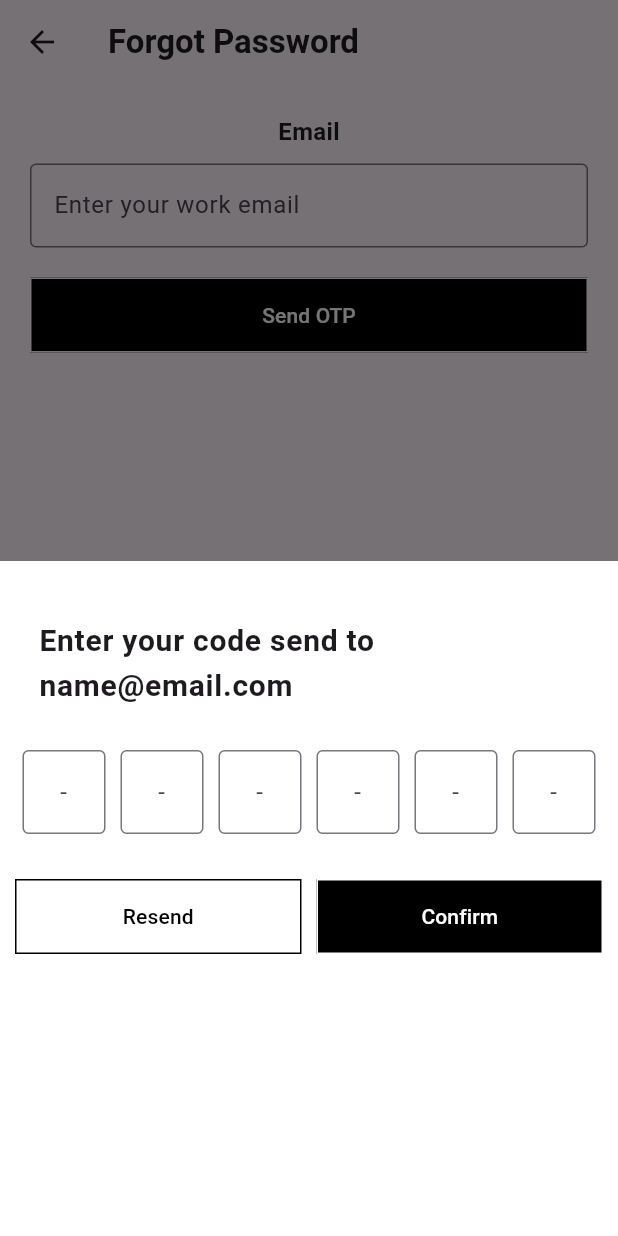
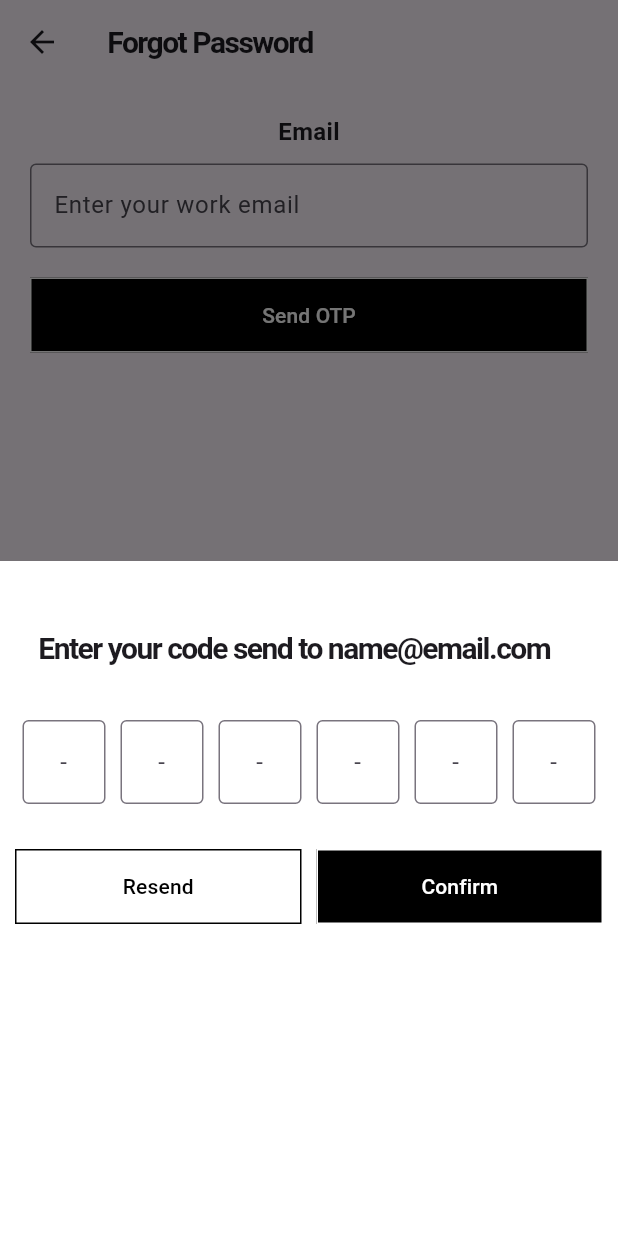
Before and after one commit to raymondtju/letterfly, a Flutter app: the MyWidget screen opened directly, after a tap on "Send OTP", on a phone screen of 412 x 824 dp. Run offline on Flutter 3.47's test engine with Material 3 defaults, Android fonts, the light colour scheme and no system bars; our stand-ins replace flutter_svg; Roboto replaces fonts that are missing (SF).

Commit message:
add components textstylefont.dart

```diff
--- /dev/null
+++ b/lib/components/textstylefont.dart
@@ -0,0 +1,13 @@
+import 'package:flutter/material.dart';
+
+const TextStyle headlineStyle = TextStyle(
+    fontFamily: "SF",
+    letterSpacing: -1,
+    fontWeight: FontWeight.w700,
+    fontSize: 24);
+
+const TextStyle subheadlineStyle = TextStyle(
+    fontFamily: "SF",
+    letterSpacing: -1,
+    fontWeight: FontWeight.w700,
+    fontSize: 20);
--- a/lib/forgotPassword.dart
+++ b/lib/forgotPassword.dart
@@ -1,3 +1,4 @@
+import 'package:Letterfly/components/textstylefont.dart';
 import 'package:flutter/material.dart';
 import 'package:flutter/services.dart';
 
@@ -6,7 +7,7 @@ class ForgotPassword extends StatelessWidget {
 
   @override
   Widget build(BuildContext context) {
-    return MyWidget();
+    return const MyWidget();
   }
 }
 
@@ -18,28 +19,79 @@ class MyWidget extends StatefulWidget {
 }
 
 class _MyWidgetState extends State<MyWidget> {
+  @override
+  Widget build(BuildContext context) {
+    return Scaffold(
+      appBar: AppBar(
+        title: const Row(
+          mainAxisAlignment: MainAxisAlignment.start,
+          children: [
+            Text('Forgot Password', style: subheadlineStyle),
+          ],
+        ),
+      ),
+      body: Padding(
+        padding: const EdgeInsets.all(20),
+        child: Column(
+          children: [
+            const Text(
+              'Email',
+              style: TextStyle(
+                fontWeight: FontWeight.bold,
+                fontSize: 16,
+              ),
+            ),
+            const SizedBox(
+              height: 10,
+            ),
+            const TextField(
+              decoration: InputDecoration(
+                border: OutlineInputBorder(),
+                hintText: 'Enter your work email',
+              ),
+            ),
+            const SizedBox(
+              height: 20,
+            ),
+            OutlinedButton(
+              onPressed: () {
+                _showOTPMenu(context);
+              },
+              style: OutlinedButton.styleFrom(
+                  minimumSize: const Size(double.infinity, 50),
+                  backgroundColor: Colors.black,
+                  shape: const RoundedRectangleBorder(
+                      borderRadius: BorderRadius.zero),
+                  side: const BorderSide(color: Colors.white, width: 1)),
+              child: const Text(
+                'Send OTP',
+                style: TextStyle(color: Colors.white),
+              ),
+            ),
+          ],
+        ),
+      ),
+    );
+  }
+}
+
 void _showOTPMenu(BuildContext context) {
   showModalBottomSheet(
       context: context,
       builder: (BuildContext context) {
         return Container(
           height: 450,
-            decoration: BoxDecoration(color: Colors.white),
+          decoration: const BoxDecoration(color: Colors.white),
           child: Padding(
-              padding: EdgeInsets.all(10),
+            padding: const EdgeInsets.all(10),
             child: Column(
               children: [
-                  Padding(padding: EdgeInsets.only(top: 20)),
-                  ListTile(
-                    title: Text(
-                      'Enter your code send to name@email.com',
-                      style: TextStyle(
-                        fontWeight: FontWeight.bold,
-                        fontSize: 20,
+                const Padding(padding: EdgeInsets.only(top: 20)),
+                const ListTile(
+                  title: Text('Enter your code send to name@email.com',
+                      style: subheadlineStyle),
                 ),
-                    ),
-                  ),
-                  SizedBox(
+                const SizedBox(
                   height: 20,
                 ),
                 Row(
@@ -47,14 +99,14 @@ class _MyWidgetState extends State<MyWidget> {
                     for (int i = 0; i < 6; i++)
                       Expanded(
                         child: Padding(
-                            padding: EdgeInsets.symmetric(horizontal: 5),
+                          padding: const EdgeInsets.symmetric(horizontal: 5),
                           child: TextField(
                             keyboardType: TextInputType.number,
                             inputFormatters: [
                               LengthLimitingTextInputFormatter(1),
                             ],
                             textAlign: TextAlign.center,
-                              decoration: InputDecoration(
+                            decoration: const InputDecoration(
                               border: OutlineInputBorder(),
                               hintText: '-',
                             ),
@@ -63,7 +115,7 @@ class _MyWidgetState extends State<MyWidget> {
                       ),
                   ],
                 ),
-                  SizedBox(
+                const SizedBox(
                   height: 30,
                 ),
                 Row(
@@ -72,34 +124,36 @@ class _MyWidgetState extends State<MyWidget> {
                     Expanded(
                       child: OutlinedButton(
                         onPressed: () {},
-                          child: Text(
+                        style: OutlinedButton.styleFrom(
+                            minimumSize: const Size(300, 50),
+                            backgroundColor: Colors.white,
+                            shape: const RoundedRectangleBorder(
+                                borderRadius: BorderRadius.zero),
+                            side: const BorderSide(
+                                color: Colors.black, width: 1)),
+                        child: const Text(
                           'Resend',
                           style: TextStyle(color: Colors.black),
                         ),
-                          style: OutlinedButton.styleFrom(
-                              minimumSize: Size(300, 50),
-                              backgroundColor: Colors.white,
-                              shape: RoundedRectangleBorder(
-                                  borderRadius: BorderRadius.zero),
-                              side: BorderSide(color: Colors.black, width: 1)),
                       ),
                     ),
-                      SizedBox(
+                    const SizedBox(
                       width: 10,
                     ),
                     Expanded(
                       child: OutlinedButton(
                         onPressed: () {},
-                          child: Text(
+                        style: OutlinedButton.styleFrom(
+                            minimumSize: const Size(300, 50),
+                            backgroundColor: Colors.black,
+                            shape: const RoundedRectangleBorder(
+                                borderRadius: BorderRadius.zero),
+                            side: const BorderSide(
+                                color: Colors.white, width: 1)),
+                        child: const Text(
                           'Confirm',
                           style: TextStyle(color: Colors.white),
                         ),
-                          style: OutlinedButton.styleFrom(
-                              minimumSize: Size(300, 50),
-                              backgroundColor: Colors.black,
-                              shape: RoundedRectangleBorder(
-                                  borderRadius: BorderRadius.zero),
-                              side: BorderSide(color: Colors.white, width: 1)),
                       ),
                     )
                   ],
@@ -110,57 +164,3 @@ class _MyWidgetState extends State<MyWidget> {
         );
       });
 }
-
-  @override
-  Widget build(BuildContext context) {
-    return Scaffold(
-      appBar: AppBar(
-        title: Text(
-          'Forgot Password',
-          style: TextStyle(fontWeight: FontWeight.bold),
-        ),
-      ),
-      body: Padding(
-        padding: EdgeInsets.all(20),
-        child: Column(
-          children: [
-            Text(
-              'Email',
-              style: TextStyle(
-                fontWeight: FontWeight.bold,
-                fontSize: 16,
-              ),
-            ),
-            SizedBox(
-              height: 10,
-            ),
-            TextField(
-              decoration: InputDecoration(
-                border: OutlineInputBorder(),
-                hintText: 'Enter your work email',
-              ),
-            ),
-            SizedBox(
-              height: 20,
-            ),
-            OutlinedButton(
-              onPressed: () {
-                _showOTPMenu(context);
-              },
-              child: Text(
-                'Send OTP',
-                style: TextStyle(color: Colors.white),
-              ),
-              style: OutlinedButton.styleFrom(
-                  minimumSize: Size(double.infinity, 50),
-                  backgroundColor: Colors.black,
-                  shape:
-                      RoundedRectangleBorder(borderRadius: BorderRadius.zero),
-                  side: BorderSide(color: Colors.white, width: 1)),
-            ),
-          ],
-        ),
-      ),
-    );
-  }
-}
```
Also changed, not shown: lib/login.dart (+18 -17 lines), lib/signup.dart (+19 -22 lines), lib/welcome.dart (+3 -13 lines). Lines whose indentation alone changed are shown as unchanged.
